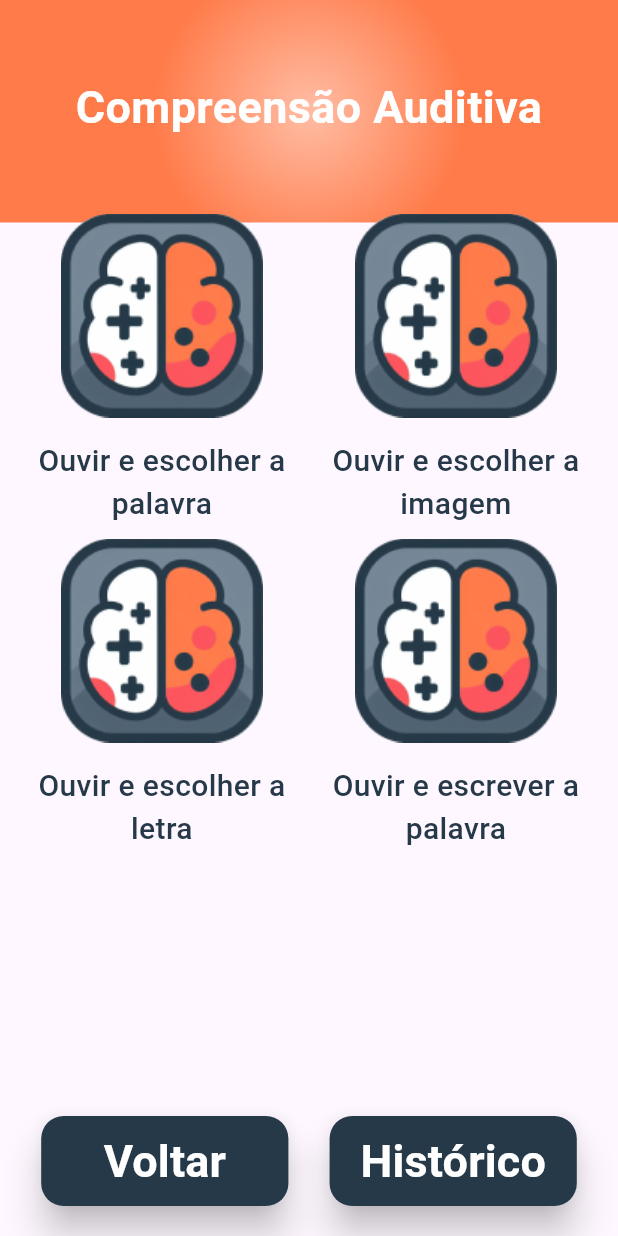
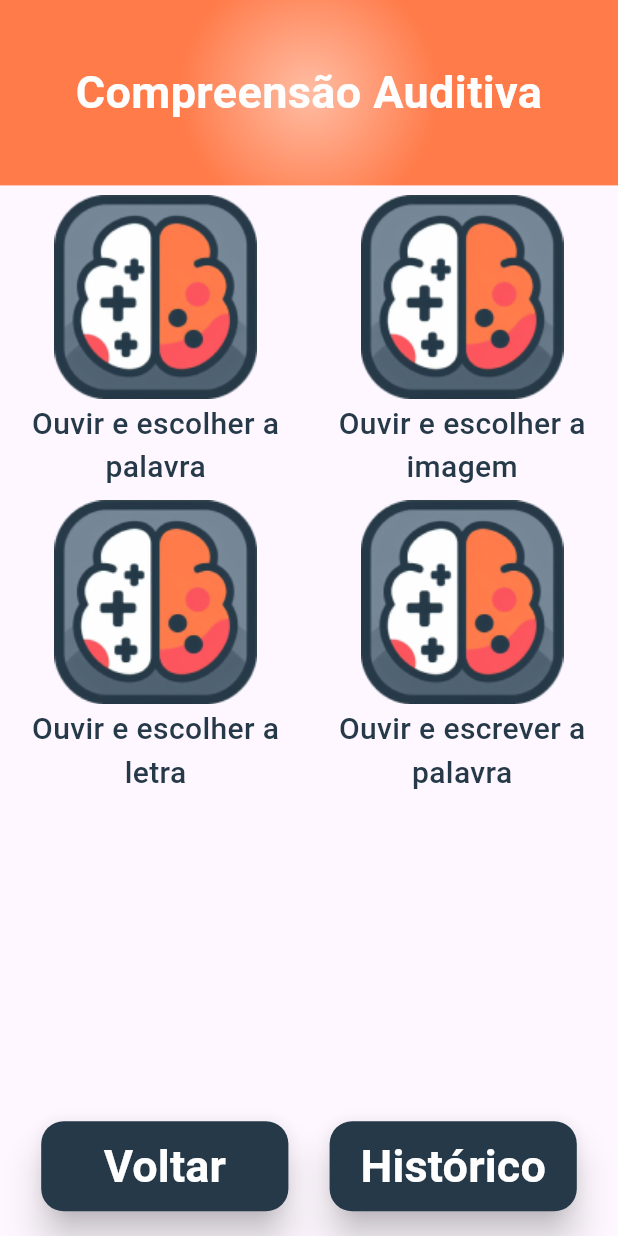
Before and after one commit to guiGarcia42/FonoTerapia, a Flutter app: the MenuPage screen opened by its route, after a tap on "Compreensão Auditiva", on a phone screen of 412 x 824 dp. Run offline on Flutter 3.47's test engine with Material 3 defaults, Android fonts, the phone set to English and light mode, and no system bars; our stand-ins replace google_fonts, shared_preferences; missing offline and left inert: animated_card; accounts and stored records are empty; statements that could not run were skipped.

Commit message:
made adjustments in all activities to fix a problem with responsive widgets.

```diff
--- a/lib/modules/menu/menu_page.dart
+++ b/lib/modules/menu/menu_page.dart
@@ -11,12 +11,14 @@ class MenuPage extends StatelessWidget {
   @override
   Widget build(BuildContext context) {
     final size = MediaQuery.of(context).size;
+    final aspectRatioFactor = size.width / 400;
     return Scaffold(
-      body: Stack(
+      body: Column(
+        crossAxisAlignment: CrossAxisAlignment.center,
         children: [
           Container(
             width: size.width,
-            height: size.height * 0.25,
+            height: size.height * 0.20,
             decoration: BoxDecoration(
               gradient: RadialGradient(
                 colors: [AppColors.lightOrange, AppColors.darkOrange],
@@ -24,27 +26,27 @@ class MenuPage extends StatelessWidget {
                 radius: 0.7,
               ),
             ),
-          ),
-          Column(
-            mainAxisAlignment: MainAxisAlignment.start,
-            children: [
-              Padding(
-                padding: const EdgeInsets.only(top: 45),
+            child: SafeArea(
+              child: Center(
                 child: Text(
                   "Menu de Atividades Terapêuticas",
                   style: TextStyles.titleMenu,
                   textAlign: TextAlign.center,
                 ),
               ),
+            ),
+          ),
           Expanded(
             child: Padding(
-                  padding: const EdgeInsets.only(
-                      left: 15, right: 15, top: 30, bottom: 20),
+              padding: EdgeInsets.symmetric(
+                vertical: size.height * 0.005,
+                horizontal: size.height * 0.005,
+              ),
               child: GridView.count(
                 crossAxisCount: 2,
-                    childAspectRatio: 0.9,
-                    mainAxisSpacing: 10,
-                    crossAxisSpacing: 10,
+                childAspectRatio: 0.975 * aspectRatioFactor,
+                crossAxisSpacing: 5,
+                mainAxisSpacing: 5,
                 children: [
                   PictureButtonWithDescription(
                     description: "Compreensão Auditiva",
@@ -91,7 +93,7 @@ class MenuPage extends StatelessWidget {
             ),
           ),
           Padding(
-                padding: const EdgeInsets.only(bottom: 20),
+            padding: EdgeInsets.symmetric(vertical: size.height * 0.02),
             child: ElevatedTextButton(
               size: size,
               text: "Voltar",
@@ -102,8 +104,6 @@ class MenuPage extends StatelessWidget {
           ),
         ],
       ),
-        ],
-      ),
     );
   }
 }
--- a/lib/modules/option/option_page.dart
+++ b/lib/modules/option/option_page.dart
@@ -14,13 +14,15 @@ class OptionPage extends StatelessWidget {
     List<List<MenuOption>> menuOptionsList = buildMenuOptionsList(context);
     final arguments = ModalRoute.of(context)?.settings.arguments as int;
     final size = MediaQuery.of(context).size;
+    final aspectRatioFactor = size.width / 400;
 
     return Scaffold(
-      body: Stack(
+      body: Column(
+        crossAxisAlignment: CrossAxisAlignment.center,
         children: [
           Container(
             width: size.width,
-            height: size.height * 0.18,
+            height: size.height * 0.15,
             decoration: BoxDecoration(
               gradient: RadialGradient(
                 colors: [AppColors.lightOrange, AppColors.darkOrange],
@@ -28,29 +30,29 @@ class OptionPage extends StatelessWidget {
                 radius: 0.7,
               ),
             ),
-          ),
-          Column(
-            mainAxisAlignment: MainAxisAlignment.start,
-            children: [
-              Padding(
-                padding: const EdgeInsets.only(top: 50),
+            child: SafeArea(
+              child: Center(
                 child: Text(
                   menuTitles[arguments],
                   style: TextStyles.titleOption,
                   textAlign: TextAlign.center,
                 ),
               ),
+            ),
+          ),
           Expanded(
             child: Padding(
-                  padding: const EdgeInsets.only(
-                      left: 15, right: 15, top: 35, bottom: 5),
+              padding: EdgeInsets.symmetric(
+                vertical: size.height * 0.005,
+                horizontal: size.height * 0.005,
+              ),
               child: GridView.builder(
                 itemCount: menuOptionsList[arguments].length,
                 gridDelegate: SliverGridDelegateWithFixedCrossAxisCount(
                   crossAxisCount: 2,
-                      childAspectRatio: 0.9,
-                      mainAxisSpacing: 10,
-                      crossAxisSpacing: 10,
+                  childAspectRatio: 0.975 * aspectRatioFactor,
+                  crossAxisSpacing: 5,
+                  mainAxisSpacing: 5,
                 ),
                 itemBuilder: (_, index) {
                   final menuOption = menuOptionsList[arguments][index];
@@ -66,7 +68,7 @@ class OptionPage extends StatelessWidget {
             ),
           ),
           Padding(
-                padding: const EdgeInsets.only(bottom: 20),
+            padding: EdgeInsets.only(bottom: size.height * 0.02),
             child: Row(
               mainAxisAlignment: MainAxisAlignment.spaceEvenly,
               children: [
@@ -89,8 +91,6 @@ class OptionPage extends StatelessWidget {
           ),
         ],
       ),
-        ],
-      ),
     );
   }
 }
--- a/lib/shared/themes/app_images.dart
+++ b/lib/shared/themes/app_images.dart
@@ -1,5 +1,6 @@
 class AppImages {
   static const logoFull = "assets/images/logofull.png";
+  static const logoSobre = "assets/images/logosobre.png";
   static const logomini = "assets/images/logomini.png";
   static const union = "assets/images/union.png";
   static const person = "assets/images/person.png";
--- a/lib/shared/themes/app_text_styles.dart
+++ b/lib/shared/themes/app_text_styles.dart
@@ -28,7 +28,7 @@ class TextStyles {
     fontWeight: FontWeight.w700,
     color: AppColors.darkGray,
   );
-  static final textRegular = GoogleFonts.inter(
+  static final textRegular = GoogleFonts.lexendDeca(
     fontSize: 16,
     fontWeight: FontWeight.w500,
     color: AppColors.darkGray,
--- a/lib/shared/utils/data.dart
+++ b/lib/shared/utils/data.dart
@@ -94,12 +94,12 @@ List<List<MenuOption>> buildMenuOptionsList(BuildContext context) {
         onTap: () => Navigator.pushNamed(context, '/game', arguments: 0),
       ),
       MenuOption(
-        description: "Escrever o nome da imagem",
+        description: "Repetição",
         imagePath: AppImages.logomini,
         onTap: () => Navigator.pushNamed(context, '/game', arguments: 1),
       ),
       MenuOption(
-        description: "Repetição",
+        description: "Escrever o nome da imagem",
         imagePath: AppImages.logomini,
         onTap: () => Navigator.pushNamed(context, '/game', arguments: 2),
       ),
--- a/lib/shared/widgets/picture_button_with_description.dart
+++ b/lib/shared/widgets/picture_button_with_description.dart
@@ -22,9 +22,10 @@ class PictureButtonWithDescription extends StatelessWidget {
       onTap: onTap,
       child: Column(
         children: [
-          Image.asset(
-            imagePath,
-            height: size.height * 0.2,
+          Expanded(
+            child: Image.asset(
+              imagePath,
+            ),
           ),
           Text(
             description,
```
Also changed, not shown: lib/modules/about/about_page.dart (+12 -21 lines), assets/images/logosobre.png (added). Lines whose indentation alone changed are shown as unchanged.
